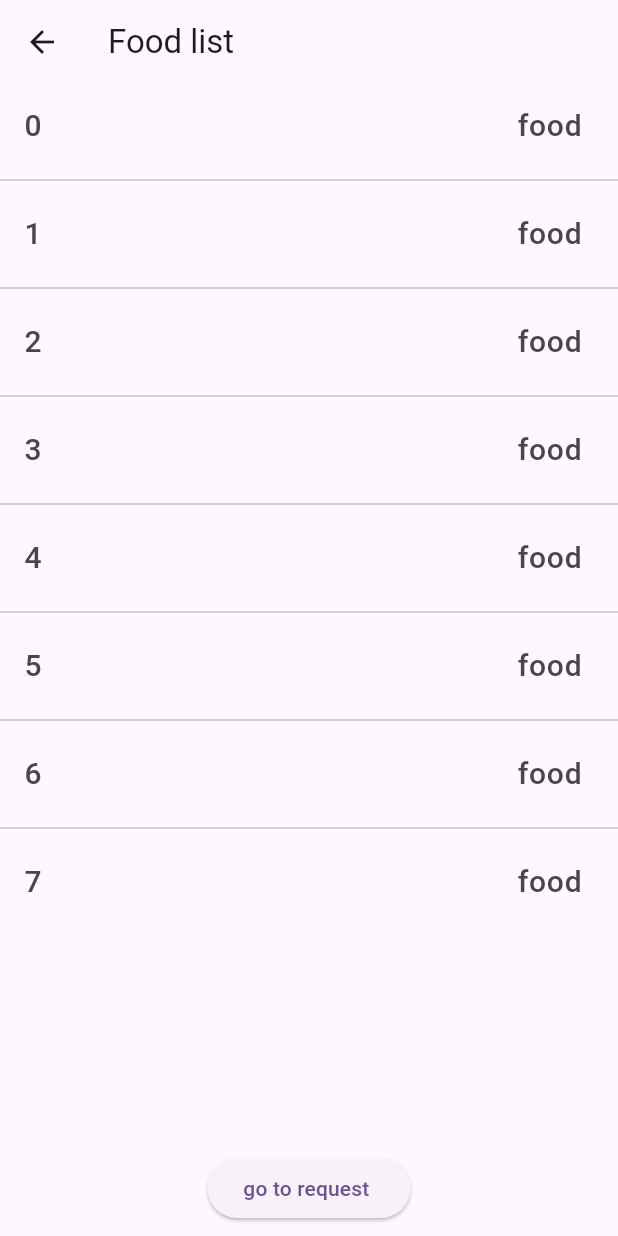
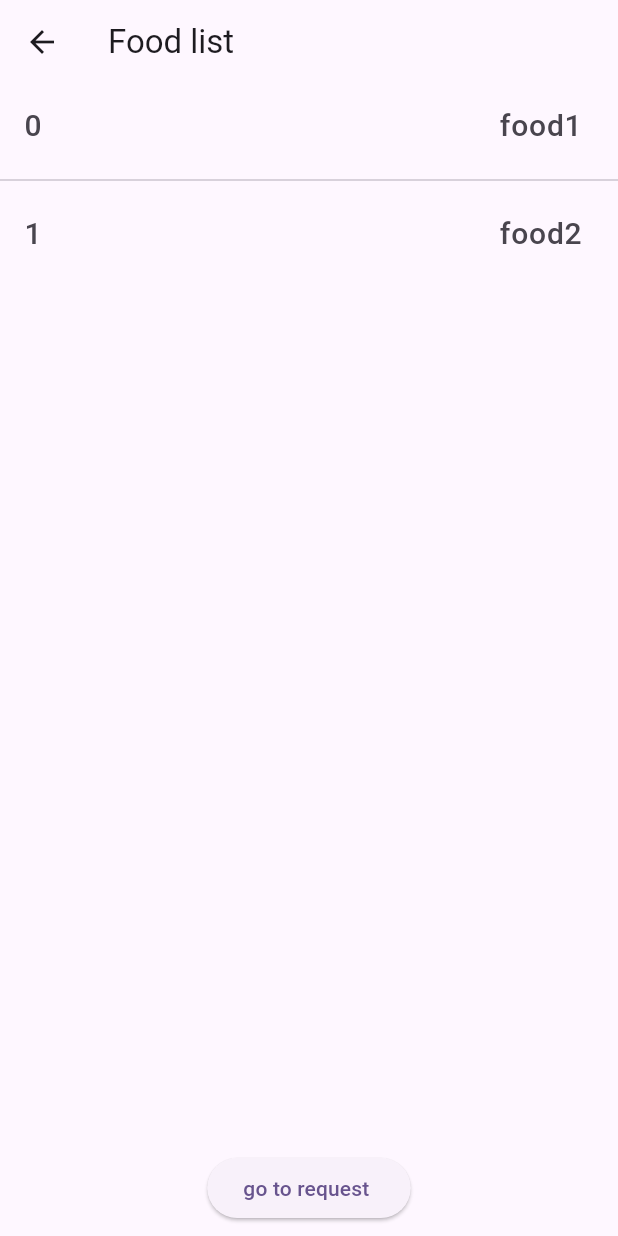
Before and after one commit to amarillo134/Flutter_github, a Flutter app: the FoodList screen opened by its route, on a phone screen of 412 x 824 dp. Run offline on Flutter 3.47's test engine with Material 3 defaults, Android fonts, the phone set to English and light mode, and no system bars; our stand-ins replace flutter_bloc, freezed_annotation, go_router.

Commit message:
[connect-foodlist-to-bloc] provide bloc

```diff
--- a/lib/features/food/food_list.dart
+++ b/lib/features/food/food_list.dart
@@ -1,7 +1,9 @@
 import 'package:flutter/material.dart';
+import 'package:flutter_bloc/flutter_bloc.dart';
 import 'package:go_router/go_router.dart';
-
 import '../../core/navigation/route_paths.dart';
+import 'state/food_bloc.dart';
+import 'state/food_state.dart';
 
 class FoodList extends StatelessWidget {
   const FoodList({super.key});
@@ -16,16 +18,24 @@ class FoodList extends StatelessWidget {
       body: Column(
         children: [
           Expanded(
-            child: ListView.separated(
-              itemCount: 8,
+            child: BlocBuilder<FoodBloc, FoodState>(
+              builder: (context, state) {
+                return state.when(
+                  loading: () => const CircularProgressIndicator(),
+                  loaded: (foodList) => ListView.separated(
+                    itemCount: foodList.length,
                     itemBuilder: (_, index) {
                       return ListTile(
                         leading: Text('$index', style: style),
-                  trailing: const Text('food', style: style),
+                        trailing: Text(foodList[index], style: style),
                       );
                     },
                     separatorBuilder: (BuildContext context, int index) {
                       return const Divider();
+                    },
+                  ),
+                  error: () => const Text('Error'),
+                );
               },
             ),
           ),
--- a/lib/features/food/state/food_bloc.dart
+++ b/lib/features/food/state/food_bloc.dart
@@ -10,7 +10,7 @@ class FoodBloc extends Bloc<FoodEvent, FoodState> {
   }
 
   FutureOr<void> _onLoadFood(LoadFood event, Emitter<FoodState> emit) {
-    final foodList = ['food1, food2'];
+    final foodList = ['food1', 'food2'];
     emit(LoadedState(foodList));
   }
 
--- a/pubspec.yaml
+++ b/pubspec.yaml
@@ -15,6 +15,7 @@ dependencies:
   flutter_bloc: ^8.1.5
   freezed: ^2.5.3
   freezed_annotation: ^2.4.1
+  mockito: ^5.4.4
 
 dev_dependencies:
   flutter_test:
```
Also changed, not shown: lib/main.dart (+9 -1 lines), pubspec.lock, 5 other files. Lines whose indentation alone changed are shown as unchanged.
